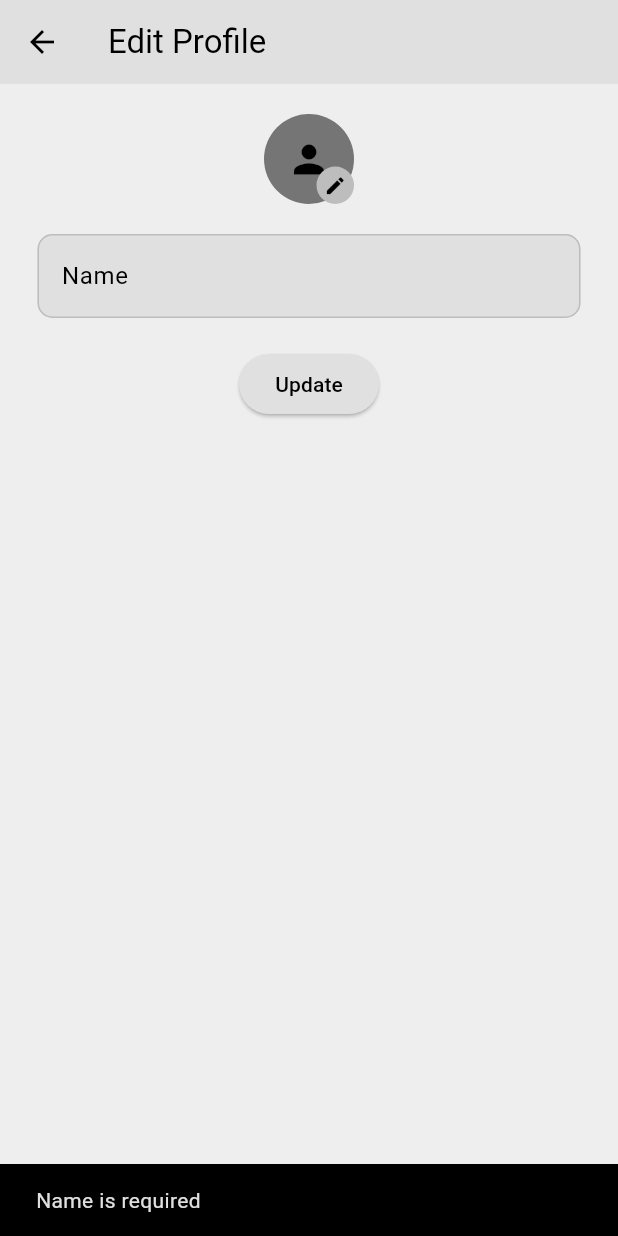
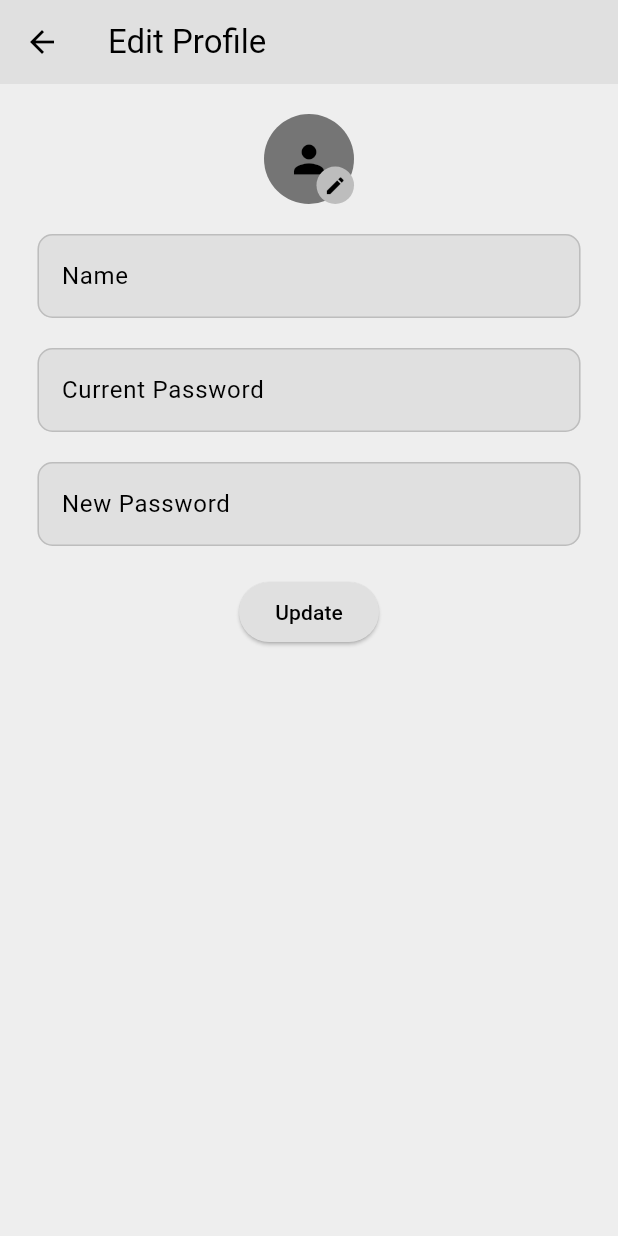
Before and after one commit to mahima-manik/flutter-starter-kit, a Flutter app: the ProfilePage screen opened directly, after a tap on "Update", on a phone screen of 412 x 824 dp. Run offline on Flutter 3.47's test engine with Material 3 defaults, Android fonts, the phone set to English and light mode, and no system bars; our stand-ins replace firebase_auth, firebase_core, firebase_storage, google_sign_in, image_picker; accounts and stored records are empty.

Commit message:
Update password for users

```diff
--- a/lib/src/auth/auth_provider.dart
+++ b/lib/src/auth/auth_provider.dart
@@ -51,4 +51,9 @@ class UserAuthProvider extends ChangeNotifier {
     await _user!.reload();
     notifyListeners();
   }
+
+  Future<void> updatePassword(BuildContext context, String currentPassword, String newPassword) async {
+    await _authService.updatePassword(context, currentPassword, newPassword);
+    notifyListeners();
+  }
 }
--- a/lib/src/pages/profile_page.dart
+++ b/lib/src/pages/profile_page.dart
@@ -12,6 +12,46 @@ class ProfilePage extends StatefulWidget {
 
 class _ProfilePageState extends State<ProfilePage> {
   final TextEditingController _displayNameController = TextEditingController();
+  final TextEditingController _currentPasswordController = TextEditingController();
+  final TextEditingController _newPasswordController = TextEditingController();
+
+
+  Future<void> updateProfileFields() async {
+    final user = context.read<UserAuthProvider>().user;
+    // Check if the user has changed
+    if (user?.displayName != _displayNameController.text) {
+      updateDisplayName();
+    }
+
+    // Check if the user has changed the password
+    if (_newPasswordController.text.isNotEmpty && _currentPasswordController.text.isNotEmpty) {
+      updatePassword();
+    }
+  }
+
+  void updatePassword() async {
+    String currentPassword = _currentPasswordController.text;
+    String newPassword = _newPasswordController.text;
+    if (currentPassword.isEmpty) {
+      ScaffoldMessenger.of(context).showSnackBar(const SnackBar(content: Text('Current password is required')));
+      return;
+    }
+    if (newPassword.isEmpty) {
+      ScaffoldMessenger.of(context).showSnackBar(const SnackBar(content: Text('New password is required')));
+      return;
+    }
+    showDialog(
+      context: context,
+      builder: (context) => const Center(child: CircularProgressIndicator()),
+    );
+    try {
+      await Provider.of<UserAuthProvider>(context, listen: false).updatePassword(context, currentPassword, newPassword);
+      ScaffoldMessenger.of(context).showSnackBar(const SnackBar(content: Text('Password updated successfully')));
+      Navigator.pop(context);
+    } catch (e) {
+      ScaffoldMessenger.of(context).showSnackBar(SnackBar(content: Text('Failed to update password: $e')));
+    }
+  }
 
   void updateDisplayName() async {
     String displayName = _displayNameController.text;
@@ -107,8 +147,26 @@ class _ProfilePageState extends State<ProfilePage> {
               ),
             ),
             const SizedBox(height: 20),
+            // Field for existing password
+            FormTextField(
+              controller: _currentPasswordController,
+              label: 'Current Password',
+              hintText: 'Enter your current password',
+              obscureText: true,
+              keyboardType: TextInputType.text,
+            ),
+            // Field for new password
+            const SizedBox(height: 20),
+            FormTextField(
+              controller: _newPasswordController,
+              label: 'New Password',
+              hintText: 'Enter your new password',
+              obscureText: true,
+              keyboardType: TextInputType.text,
+            ),
+            const SizedBox(height: 20),
             ElevatedButton(
-              onPressed: updateDisplayName,
+              onPressed: updateProfileFields,
               child: const Text('Update'),
             ),
             const SizedBox(height: 20),
```
Also changed, not shown: lib/src/auth/auth_service.dart (+18 -0 lines).
